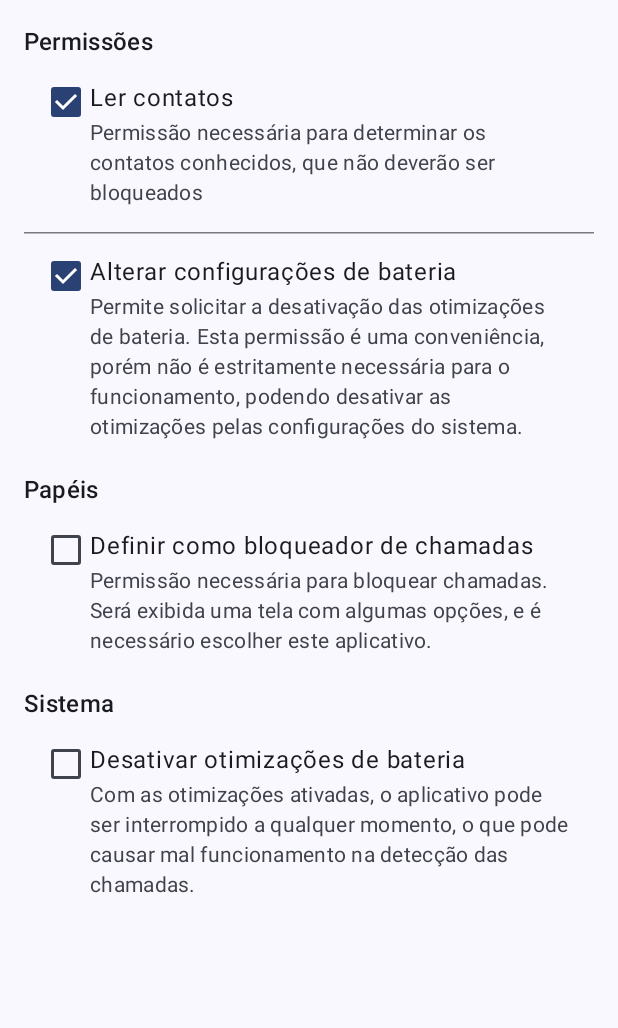
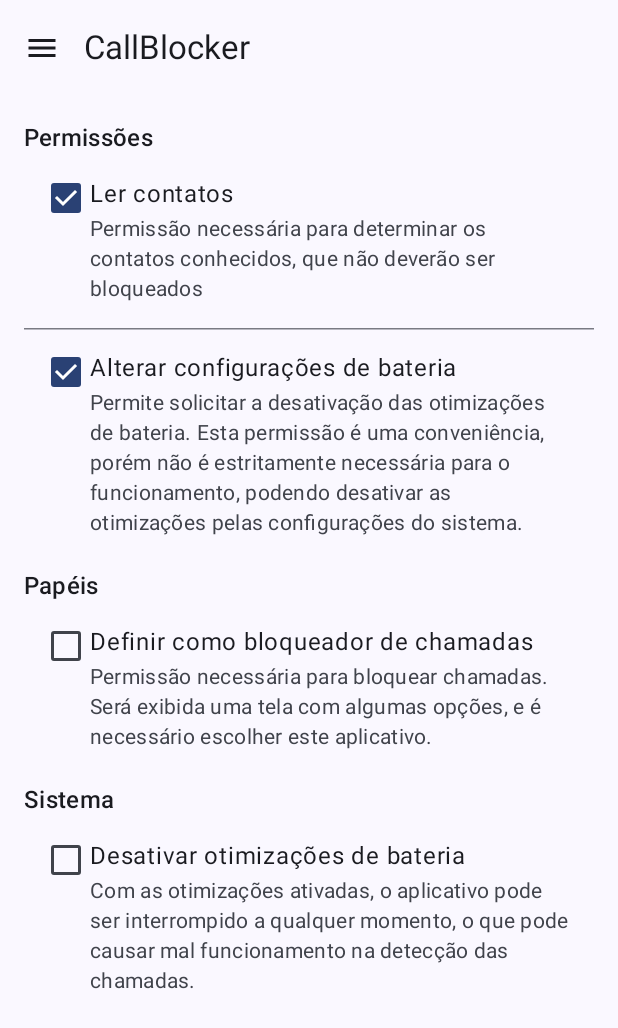
Before and after one commit to badiale/CallBlocker, an Android app built with Jetpack Compose: the screen it shows after launch (MainActivity), after a tap on "Ler contatos", on a phone screen of 412 x 824 dp. Shown: the top 1028 px of the screen. Run offline under Robolectric (Android 15) with nearby library versions, the phone set to English and light mode, and no system bars; 1 other tap on this screen came first.

Commit message:
Add naviation Drawer

```diff
--- a/app/src/main/java/dev/badiale/callblocker/MainActivity.kt
+++ b/app/src/main/java/dev/badiale/callblocker/MainActivity.kt
@@ -11,6 +11,7 @@
 import androidx.navigation.compose.NavHost
 import androidx.navigation.compose.rememberNavController
 import dev.badiale.callblocker.presentation.navigation.appNavGraph
+import dev.badiale.callblocker.presentation.screens.MainScreen
 import dev.badiale.callblocker.presentation.screens.Screen
 import dev.badiale.callblocker.ui.theme.CallBlockerTheme
 
@@ -21,16 +22,7 @@
         enableEdgeToEdge()
         setContent {
             CallBlockerTheme {
-                Scaffold(modifier = Modifier.fillMaxSize()) { innerPadding ->
-                    val navController = rememberNavController()
-                    NavHost(
-                        navController = navController,
-                        startDestination = Screen.ConfigurationPermission.route,
-                        modifier = Modifier.padding(innerPadding)
-                    ) {
-                        appNavGraph(navController)
-                    }
-                }
+                MainScreen()
             }
         }
     }
--- /dev/null
+++ b/app/src/main/java/dev/badiale/callblocker/presentation/components/DrawerContent.kt
@@ -0,0 +1,46 @@
+package dev.badiale.callblocker.presentation.components
+
+import androidx.compose.foundation.layout.Spacer
+import androidx.compose.foundation.layout.height
+import androidx.compose.foundation.layout.padding
+import androidx.compose.material3.HorizontalDivider
+import androidx.compose.material3.MaterialTheme
+import androidx.compose.material3.ModalDrawerSheet
+import androidx.compose.material3.NavigationDrawerItem
+import androidx.compose.material3.Text
+import androidx.compose.runtime.Composable
+import androidx.compose.ui.Modifier
+import androidx.compose.ui.res.stringResource
+import androidx.compose.ui.unit.dp
+import dev.badiale.callblocker.R
+import dev.badiale.callblocker.presentation.screens.Screen
+
+@Composable
+fun DrawerContent(onDestinationClicked: (Screen) -> Unit) {
+    ModalDrawerSheet {
+        Spacer(Modifier.height(16.dp))
+        Text(
+            text = stringResource(R.string.navigation),
+            modifier = Modifier.padding(16.dp),
+            style = MaterialTheme.typography.titleMedium
+        )
+        HorizontalDivider()
+        ScreenDrawerItem(
+            screen = Screen.CallLog,
+            onDestinationClicked = onDestinationClicked
+        )
+        ScreenDrawerItem(
+            screen = Screen.ConfigurationPermission,
+            onDestinationClicked = onDestinationClicked
+        )
+    }
+}
+
+@Composable
+fun ScreenDrawerItem(screen: Screen, onDestinationClicked: (Screen) -> Unit) {
+    NavigationDrawerItem(
+        label = { Text(stringResource(screen.name)) },
+        selected = false,
+        onClick = { onDestinationClicked(screen) }
+    )
+}
--- /dev/null
+++ b/app/src/main/java/dev/badiale/callblocker/presentation/screens/MainScreen.kt
@@ -0,0 +1,71 @@
+package dev.badiale.callblocker.presentation.screens
+
+import androidx.compose.foundation.layout.padding
+import androidx.compose.material.icons.Icons
+import androidx.compose.material.icons.filled.Menu
+import androidx.compose.material3.DrawerValue
+import androidx.compose.material3.ExperimentalMaterial3Api
+import androidx.compose.material3.Icon
+import androidx.compose.material3.IconButton
+import androidx.compose.material3.ModalNavigationDrawer
+import androidx.compose.material3.Scaffold
+import androidx.compose.material3.Text
+import androidx.compose.material3.TopAppBar
+import androidx.compose.material3.rememberDrawerState
+import androidx.compose.runtime.Composable
+import androidx.compose.runtime.rememberCoroutineScope
+import androidx.compose.ui.Modifier
+import androidx.compose.ui.res.stringResource
+import androidx.compose.ui.tooling.preview.Preview
+import androidx.navigation.compose.NavHost
+import androidx.navigation.compose.rememberNavController
+import dev.badiale.callblocker.R
+import dev.badiale.callblocker.presentation.components.DrawerContent
+import dev.badiale.callblocker.presentation.navigation.appNavGraph
+import kotlinx.coroutines.launch
+
+@OptIn(ExperimentalMaterial3Api::class)
+@Preview
+@Composable
+fun MainScreen() {
+    val drawerState = rememberDrawerState(DrawerValue.Closed)
+    val scope = rememberCoroutineScope()
+    val navController = rememberNavController()
+
+    ModalNavigationDrawer(
+        drawerState = drawerState,
+        drawerContent = {
+            DrawerContent(
+                onDestinationClicked = { screen ->
+                    scope.launch {
+                        drawerState.close()
+                    }
+                    navController.navigate(screen.route)
+                }
+            )
+        }
+    ) {
+        Scaffold(
+            topBar = {
+                TopAppBar(
+                    title = { Text(stringResource(R.string.app_name)) },
+                    navigationIcon = {
+                        IconButton(onClick = {
+                            scope.launch { drawerState.open() }
+                        }) {
+                            Icon(Icons.Default.Menu, contentDescription = "Menu")
+                        }
+                    }
+                )
+            }
+        ) { innerPadding ->
+            NavHost(
+                navController = navController,
+                startDestination = Screen.ConfigurationPermission.route,
+                modifier = Modifier.padding(innerPadding)
+            ) {
+                appNavGraph(navController)
+            }
+        }
+    }
+}
--- a/app/src/main/java/dev/badiale/callblocker/presentation/screens/Screen.kt
+++ b/app/src/main/java/dev/badiale/callblocker/presentation/screens/Screen.kt
@@ -1,6 +1,9 @@
 package dev.badiale.callblocker.presentation.screens
 
-sealed class Screen(val route: String) {
-    object CallLog : Screen("call-log")
-    object ConfigurationPermission : Screen("configuration/permission")
+import androidx.annotation.StringRes
+import dev.badiale.callblocker.R
+
+sealed class Screen(val route: String, @StringRes val name: Int) {
+    object CallLog : Screen("call-log", R.string.call_log)
+    object ConfigurationPermission : Screen("configuration/permission", R.string.permissions)
 }
--- a/app/src/main/res/values/strings.xml
+++ b/app/src/main/res/values/strings.xml
@@ -1,5 +1,6 @@
 <resources>
     <string name="app_name">CallBlocker</string>
+    <string name="call_log">Registro de chamadas</string>
     <string name="permissions">Permissões</string>
     <string name="roles">Papéis</string>
     <string name="system">Sistema</string>
@@ -11,4 +12,5 @@
     <string name="role_call_screening_permission_description">Permissão necessária para bloquear chamadas.\nSerá exibida uma tela com algumas opções, e é necessário escolher este aplicativo.</string>
     <string name="action_request_ignore_battery_optimizations">Desativar otimizações de bateria</string>
     <string name="action_request_ignore_battery_optimizations_description">Com as otimizações ativadas, o aplicativo pode ser interrompido a qualquer momento, o que pode causar mal funcionamento na detecção das chamadas.</string>
+    <string name="navigation">Navegação</string>
 </resources>
```
Also changed, not shown: 1 other file.
